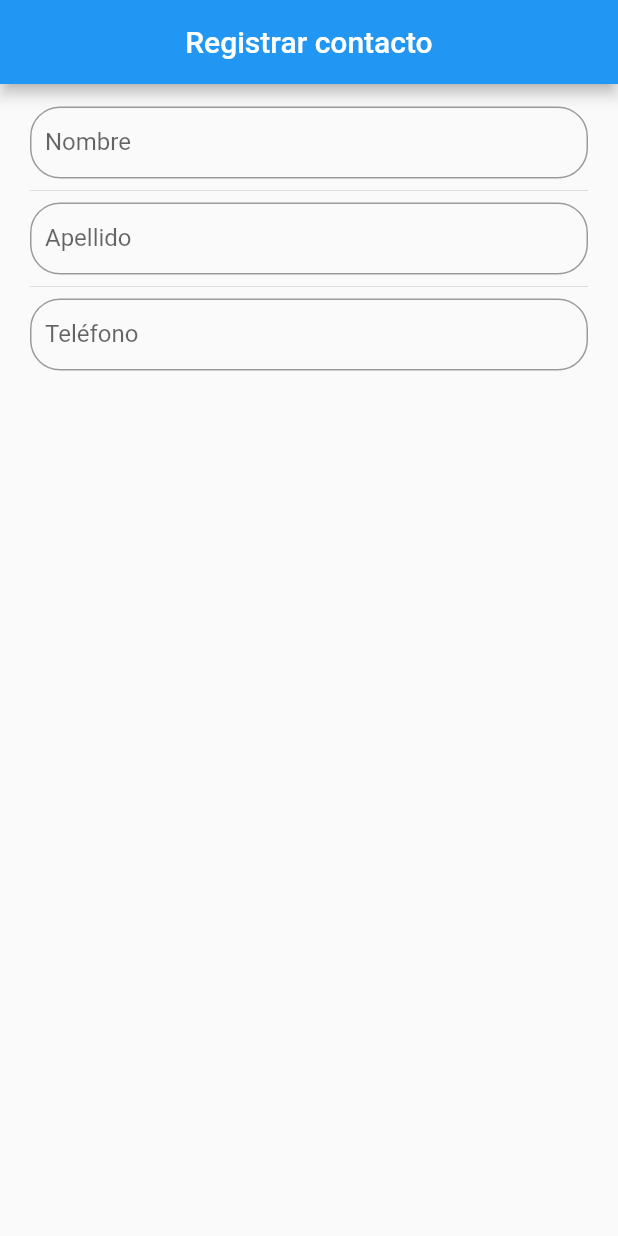
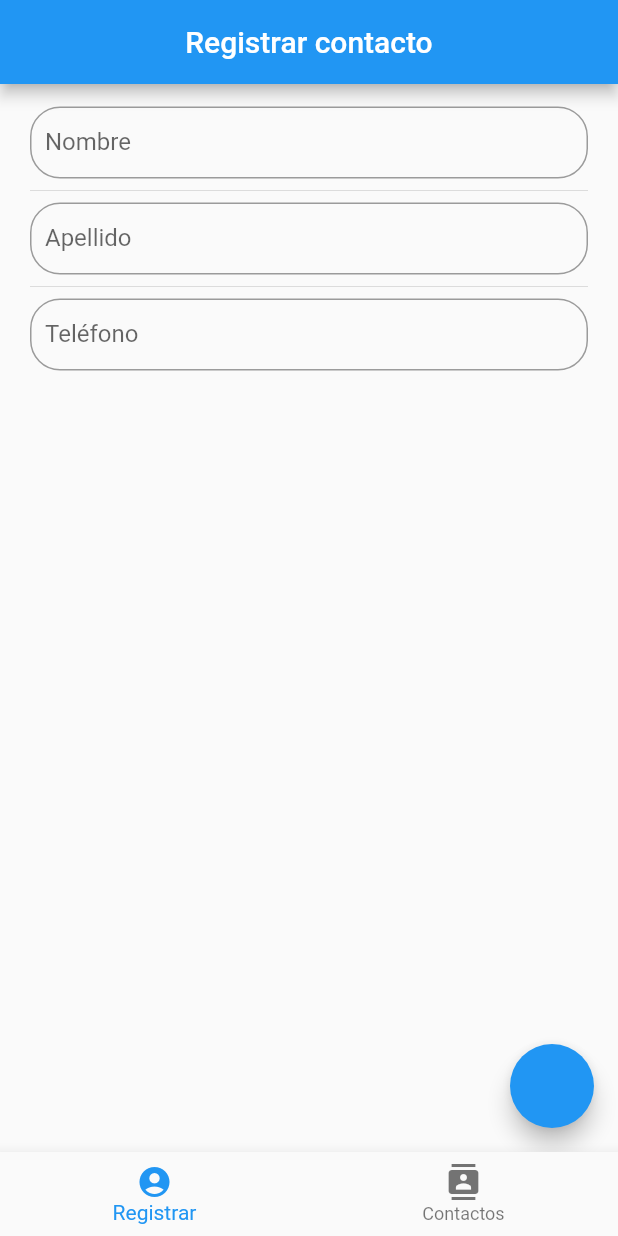
Before and after one commit to oscar02r/tareasqlite, a Flutter app: the screen it shows after launch, on a phone screen of 412 x 824 dp. Run offline on Flutter 3.47's test engine with Material 2 defaults, Android fonts, the phone set to English and light mode, and no system bars.

Commit message:
Adding tapbar

```diff
--- a/sqliteapp/lib/src/app.dart
+++ b/sqliteapp/lib/src/app.dart
@@ -1,5 +1,10 @@
 import 'package:flutter/material.dart';
+import 'package:sqliteapp/src/pages/contact_page.dart';
 import 'package:sqliteapp/src/pages/home_page.dart';
+
+
+
+
 
 class MyApp extends StatelessWidget {
   @override
@@ -7,7 +12,11 @@ class MyApp extends StatelessWidget {
     return MaterialApp(
       debugShowCheckedModeBanner: false,
       title: 'Sqlite App',
-      home: HomePage()
+      initialRoute: 'home',
+      routes: {
+        'home'    :(BuildContext context) => HomePage(),
+        'contact' :( BuildContext context) => ContactPage(),
+      },
     );
   }
 }
--- a/sqliteapp/lib/src/pages/contact_page.dart
+++ b/sqliteapp/lib/src/pages/contact_page.dart
@@ -0,0 +1,21 @@
+import 'package:flutter/material.dart';
+
+class ContactPage extends StatelessWidget {
+  @override
+  Widget build(BuildContext context) {
+    return Scaffold(
+          appBar: AppBar(
+            title: Text('Contactos'),
+            centerTitle: true,
+            ),
+          body: ListView(
+            children: <Widget>[
+              ListTile(
+                title: Text('Nombre'),
+                subtitle: Text('Telefono'),
+              )
+            ],
+      ),
+    );
+  }
+}
--- a/sqliteapp/lib/src/pages/home_page.dart
+++ b/sqliteapp/lib/src/pages/home_page.dart
@@ -1,4 +1,6 @@
 import 'package:flutter/material.dart';
+import 'package:sqliteapp/src/pages/contact_page.dart';
+import 'package:sqliteapp/src/pages/register_page.dart';
 
 class HomePage extends StatefulWidget {
   @override
@@ -6,63 +8,43 @@ class HomePage extends StatefulWidget {
 }
 
 class _HomePageState extends State<HomePage> {
+  int _page = 0;
+
   @override
   Widget build(BuildContext context) {
     return Scaffold(
-        appBar: AppBar(
-          title: Text('Registrar contacto'),
-          centerTitle: true,
-        ),
-        body: ListView(
-          padding: EdgeInsets.symmetric(vertical: 15.0, horizontal: 20.0),
-          children: <Widget>[
-            _createName(),
-            Divider(),
-            _createLastName(),
-            Divider(),
-            _createPhone()
-          ],
-        ));
-  }
-
-  Widget _createName() {
-    return TextField(
-      autofocus: false,
-      textCapitalization: TextCapitalization.sentences,
-      decoration: InputDecoration(
-          border: OutlineInputBorder(borderRadius: BorderRadius.circular(20.0)),
-          hintText: 'Nombre',
-          labelText: 'Nombre',
-          contentPadding: EdgeInsets.all(10.0)),
+      body: _callPage(_page),
+      bottomNavigationBar: _createBottomNavigation(),
     );
   }
 
-  Widget _createLastName() {
-    return TextField(
-      autofocus: false,
-      textCapitalization: TextCapitalization.sentences,
-      decoration: InputDecoration(
-          border: OutlineInputBorder(borderRadius: BorderRadius.circular(20.0)),
-          hintText: 'Apellido',
-          labelText: 'Apellido',
-          contentPadding: EdgeInsets.all(10.0),
-          ),
-      onChanged: (value) {
+  Widget _callPage(int currentPage) {
+    switch (currentPage) {
+      case 0:
+        return RegisterPage();
+      case 1:
+        return ContactPage();
+
+      default:
+        return RegisterPage();
+    }
+  }
+
+  Widget _createBottomNavigation() {
+    return BottomNavigationBar(
+      currentIndex: _page,
+      onTap: (index) {
         setState(() {
-          print(value);
+         _page = index;
+
         });
       },
-    );
-  }
-
-  Widget _createPhone() {
-    return TextField(
-      keyboardType: TextInputType.phone,
-      decoration: InputDecoration(
-          border: OutlineInputBorder(borderRadius: BorderRadius.circular(20.0)),
-          hintText: 'Teléfono',
-          labelText: 'Teléfono',
-          contentPadding: EdgeInsets.all(10.0)),
+      items: [
+        BottomNavigationBarItem(
+            icon: Icon(Icons.account_circle), title: Text('Registrar')),
+        BottomNavigationBarItem(
+            icon: Icon(Icons.contacts), title: Text('Contactos'))
+      ],
     );
   }
 }
--- /dev/null
+++ b/sqliteapp/lib/src/pages/register_page.dart
@@ -0,0 +1,76 @@
+import 'package:flutter/material.dart';
+
+class RegisterPage extends StatefulWidget {
+  @override
+  _RegisterPageState createState() => _RegisterPageState();
+}
+
+class _RegisterPageState extends State<RegisterPage> {
+  @override
+  Widget build(BuildContext context) {
+    return Scaffold(
+      appBar: AppBar(
+        title: Text('Registrar contacto'),
+        centerTitle: true,
+      ),
+      body: ListView(
+        padding: EdgeInsets.symmetric(vertical: 15.0, horizontal: 20.0),
+        children: <Widget>[
+          _createName(),
+          Divider(),
+          _createLastName(),
+          Divider(),
+          _createPhone()
+        ],
+      ),
+      floatingActionButton: _createFloatingAction(),
+    );
+  }
+
+  Widget _createName() {
+    return TextField(
+      autofocus: false,
+      textCapitalization: TextCapitalization.sentences,
+      decoration: InputDecoration(
+          border: OutlineInputBorder(borderRadius: BorderRadius.circular(20.0)),
+          hintText: 'Nombre',
+          labelText: 'Nombre',
+          contentPadding: EdgeInsets.all(10.0)),
+    );
+  }
+
+  Widget _createLastName() {
+    return TextField(
+      autofocus: false,
+      textCapitalization: TextCapitalization.sentences,
+      decoration: InputDecoration(
+        border: OutlineInputBorder(borderRadius: BorderRadius.circular(20.0)),
+        hintText: 'Apellido',
+        labelText: 'Apellido',
+        contentPadding: EdgeInsets.all(10.0),
+      ),
+      onChanged: (value) {
+        setState(() {
+          print(value);
+        });
+      },
+    );
+  }
+
+  Widget _createPhone() {
+    return TextField(
+      keyboardType: TextInputType.phone,
+      decoration: InputDecoration(
+          border: OutlineInputBorder(borderRadius: BorderRadius.circular(20.0)),
+          hintText: 'Teléfono',
+          labelText: 'Teléfono',
+          contentPadding: EdgeInsets.all(10.0)),
+    );
+  }
+
+  Widget _createFloatingAction() {
+    return FloatingActionButton(
+      onPressed: null
+      );
+  }
+}
```
